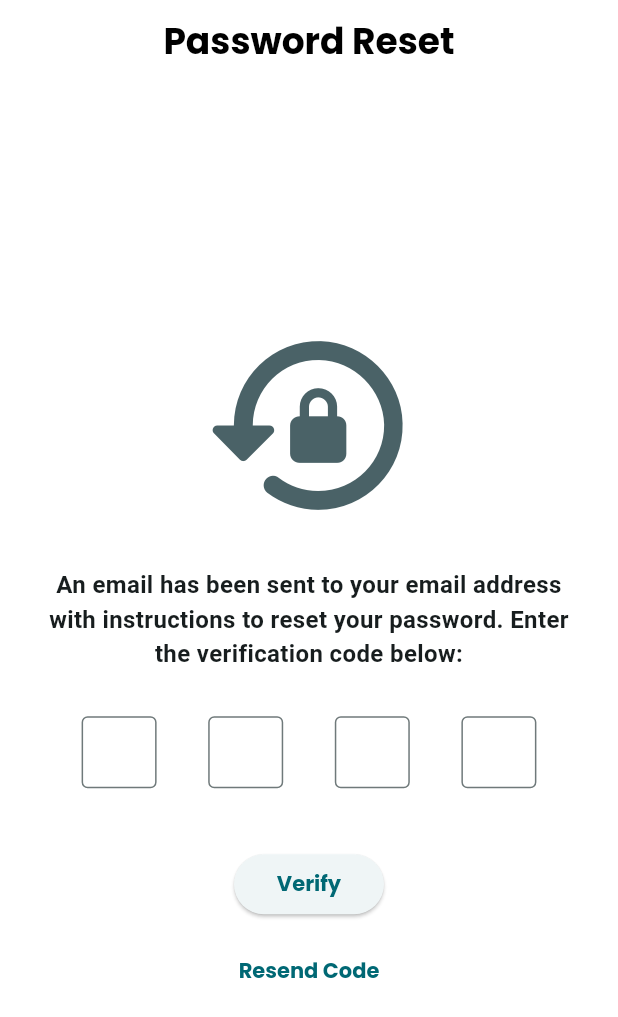
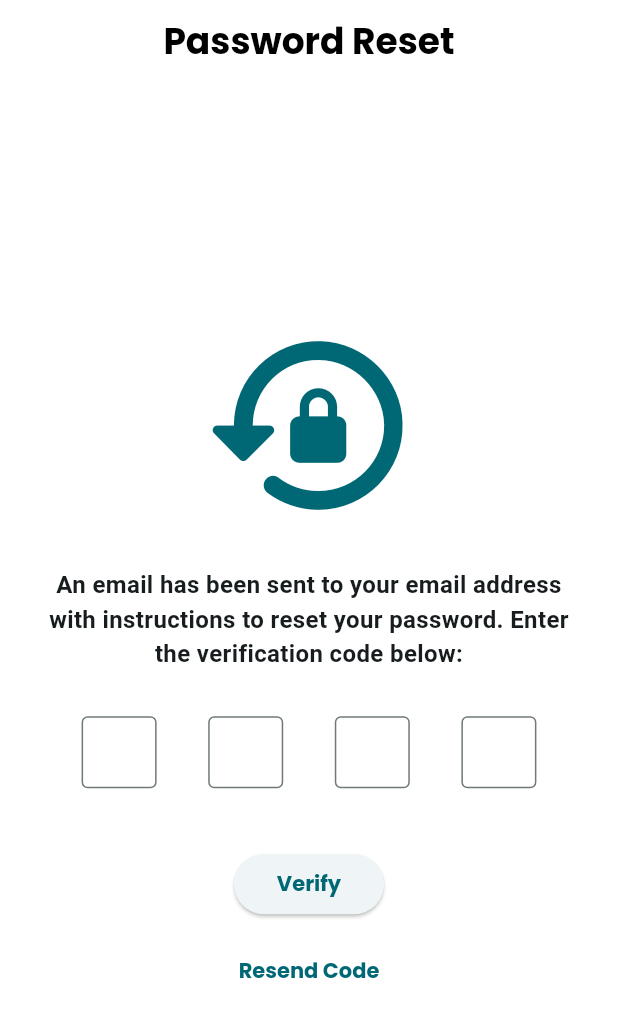
Before and after one commit to karim029/personal_finance_expense_tracker, a Flutter app: the screen it shows after launch, on a phone screen of 412 x 824 dp. Shown: the top 1017 px of the screen. Run offline on Flutter 3.47's test engine with Material 3 defaults, Android fonts, the phone set to English and light mode, and no system bars; our stand-ins replace dropdown_button2, flutter_riverpod, go_router, google_fonts, hive, hive_flutter; accounts and stored records are empty.

Commit message:
changed icon color

```diff
--- a/personal_tracker/lib/presentation/views/password_reset_screen.dart
+++ b/personal_tracker/lib/presentation/views/password_reset_screen.dart
@@ -21,7 +21,7 @@ class PasswordResetScreen extends ConsumerWidget {
             Icon(
               Icons.lock_reset_rounded,
               size: 150,
-              color: Theme.of(context).colorScheme.secondary,
+              color: Theme.of(context).colorScheme.primary,
             ),
             const SizedBox(height: 20),
 
```
